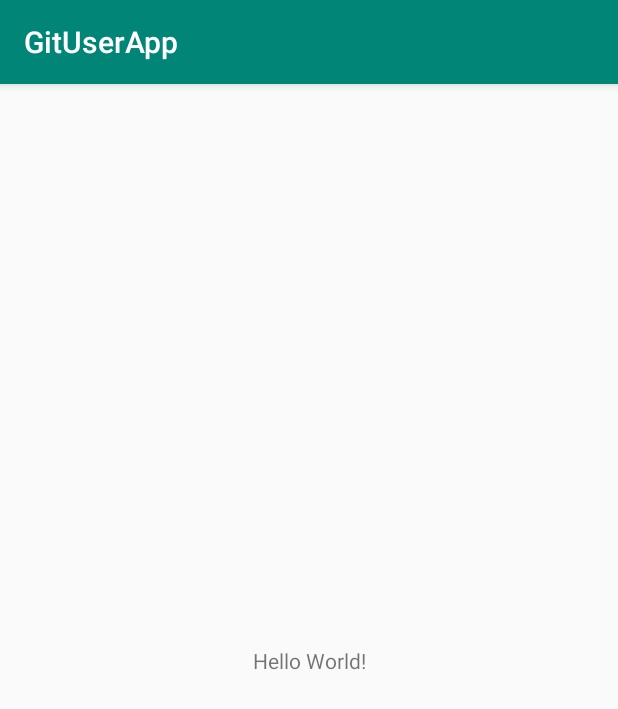
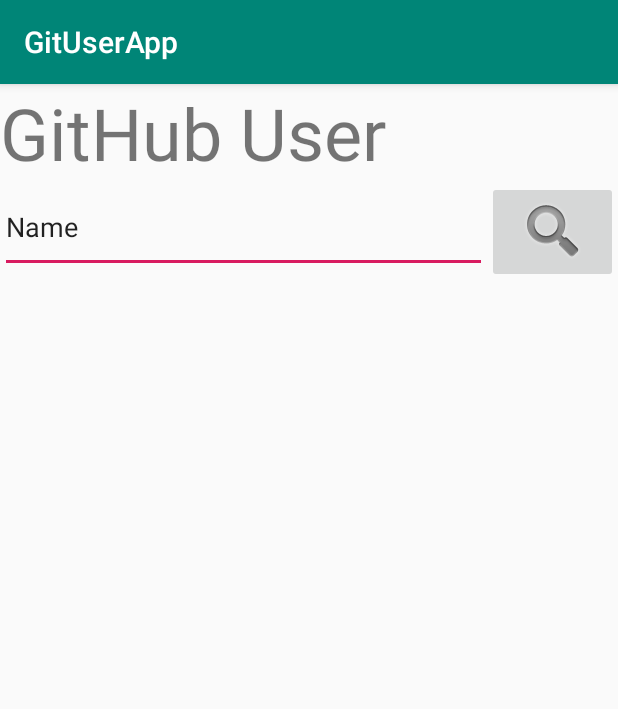
Before and after one commit to RubenJTL/GitUserApp, an Android app: the screen it shows after launch (MainActivity), on a phone screen of 412 x 824 dp. Shown: the top 709 px of the screen. Run offline under Robolectric (Android 15) with nearby library versions, the phone set to English and light mode, and no system bars.

Commit message:
Introduce User Model and User Adapter

```diff
--- a/app/build.gradle
+++ b/app/build.gradle
@@ -25,9 +25,13 @@ android {
 dependencies {
     implementation fileTree(dir: 'libs', include: ['*.jar'])
     implementation"org.jetbrains.kotlin:kotlin-stdlib-jdk7:$kotlin_version"
+    //noinspection GradleCompatible
     implementation 'com.android.support:appcompat-v7:28.0.0'
     implementation 'com.android.support.constraint:constraint-layout:1.1.3'
     testImplementation 'junit:junit:4.12'
+    implementation 'com.squareup.picasso:picasso:2.71828'
+    implementation 'com.google.code.gson:gson:2.2.+'
     androidTestImplementation 'com.android.support.test:runner:1.0.2'
     androidTestImplementation 'com.android.support.test.espresso:espresso-core:3.0.2'
+    implementation 'com.android.support:recyclerview-v7:28.0.0'
 }
--- a/app/src/main/res/layout/activity_main.xml
+++ b/app/src/main/res/layout/activity_main.xml
@@ -1,19 +1,43 @@
 <?xml version="1.0" encoding="utf-8"?>
-<android.support.constraint.ConstraintLayout
+<LinearLayout
         xmlns:android="http://schemas.android.com/apk/res/android"
-        xmlns:tools="http://schemas.android.com/tools"
-        xmlns:app="http://schemas.android.com/apk/res-auto"
+        xmlns:app="http://schemas.android.com/apk/res-auto" xmlns:tools="http://schemas.android.com/tools"
         android:layout_width="match_parent"
         android:layout_height="match_parent"
-        tools:context=".MainActivity">
+        tools:context=".MainActivity" android:orientation="vertical">
 
     <TextView
+            android:text="GitHub User"
+            android:textSize="48dp"
+            android:layout_width="match_parent"
+            android:layout_height="wrap_content" android:id="@+id/textView"/>
+    <LinearLayout
+            android:orientation="horizontal"
+            android:layout_width="match_parent"
+            android:layout_height="wrap_content">
+        <EditText
+                android:layout_width="310dp"
+                android:layout_height="61dp"
+                android:inputType="textPersonName"
+                android:text="Name"
+                android:ems="10"
+                android:id="@+id/editText" android:layout_weight="1"/>
+        <ImageButton
+                android:layout_width="wrap_content"
+                android:layout_height="wrap_content" app:srcCompat="@android:drawable/ic_search_category_default"
+                android:id="@+id/imageButton" android:layout_weight="1"/>
+    </LinearLayout>
+    <ProgressBar
+            android:visibility="invisible"
+            android:id="@+id/progress"
+            android:layout_centerInParent="true"
             android:layout_width="wrap_content"
-            android:layout_height="wrap_content"
-            android:text="Hello World!"
-            app:layout_constraintBottom_toBottomOf="parent"
-            app:layout_constraintLeft_toLeftOf="parent"
-            app:layout_constraintRight_toRightOf="parent"
-            app:layout_constraintTop_toTopOf="parent"/>
+            android:layout_height="wrap_content"/>
 
-</android.support.constraint.ConstraintLayout>
+    <android.support.v7.widget.RecyclerView
+            android:id="@+id/recycler"
+            android:layout_width="match_parent"
+            android:layout_height="wrap_content"/>
+
+
+</LinearLayout>
```
Also changed, not shown: app/src/main/java/com/example/gituserapp/model/User.kt (added, +8 -0 lines), app/src/main/java/com/example/gituserapp/ui/Adapter_User.kt (added, +48 -0 lines), app/src/main/res/layout/activity_repositories.xml (added, +28 -0 lines), app/src/main/res/layout/repository_item.xml (added, +49 -0 lines), app/src/main/res/layout/user_item.xml (added, +70 -0 lines), app/src/main/res/drawable-v24/ic_github.png (added).
